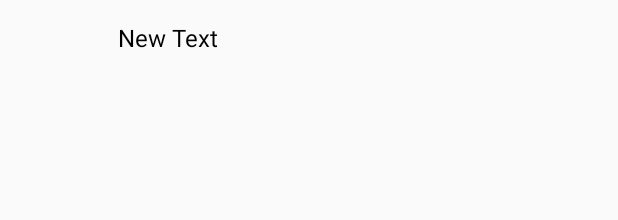
After one commit to HyunjoonCho/MadCamp_Project_1, an Android app: the layout contactview_item.xml on its own in the app's theme, with its tools: preview values and no code run, on a phone screen of 412 x 824 dp. The commit adds this screen. Shown: the top 220 px of the screen. Run offline under Robolectric (Android 15) with nearby library versions, the phone set to English and light mode, and no system bars.

Commit message:
Contact renewal & Color modification

```diff
--- /dev/null
+++ b/app/src/main/res/layout/contactview_item.xml
@@ -0,0 +1,24 @@
+<?xml version="1.0" encoding="utf-8"?>
+<LinearLayout xmlns:android="http://schemas.android.com/apk/res/android"
+    android:orientation="horizontal" android:layout_width="match_parent"
+    android:layout_height="match_parent">
+
+    <ImageView
+        android:id="@+id/pictureView"
+        android:layout_width="36dp"
+        android:layout_height="36dp"
+        android:layout_weight="1"
+        android:layout_gravity="center" />
+
+    <TextView
+        android:layout_width="wrap_content"
+        android:layout_height="50dp"
+        android:layout_marginLeft="10dp"
+        android:text="New Text"
+        android:id="@+id/nameView"
+        android:textSize="16dp"
+        android:textColor="#000000"
+        android:gravity="center_vertical"
+        android:layout_weight="8" />
+
+</LinearLayout>
--- a/app/src/main/res/values/colors.xml
+++ b/app/src/main/res/values/colors.xml
@@ -1,6 +1,6 @@
 <?xml version="1.0" encoding="utf-8"?>
 <resources>
     <color name="colorPrimary">#008577</color>
-    <color name="colorPrimaryDark">#00574B</color>
+    <color name="colorPrimaryDark">#AD164D</color>
     <color name="colorAccent">#D81B60</color>
 </resources>
--- a/app/src/main/res/values/styles.xml
+++ b/app/src/main/res/values/styles.xml
@@ -1,7 +1,7 @@
 <resources>
 
     <!-- Base application theme. -->
-    <style name="AppTheme" parent="Theme.AppCompat.Light.DarkActionBar">
+    <style name="AppTheme" parent="Theme.AppCompat.Light.NoActionBar">
         <!-- Customize your theme here. -->
         <item name="colorPrimary">@color/colorPrimary</item>
         <item name="colorPrimaryDark">@color/colorPrimaryDark</item>
```
Also changed, not shown: app/src/main/java/com/example/madcamp_project_1/FirstFragment.kt (+99 -12 lines), app/src/main/res/drawable/profile_user.png (added), app/src/main/res/mipmap-hdpi/profile.png (added), app/src/main/res/mipmap-mdpi/profile.png (added), app/src/main/res/mipmap-xhdpi/profile.png (added), app/src/main/res/mipmap-xxhdpi/profile.png (added), app/src/main/res/mipmap-xxxhdpi/profile.png (added).
